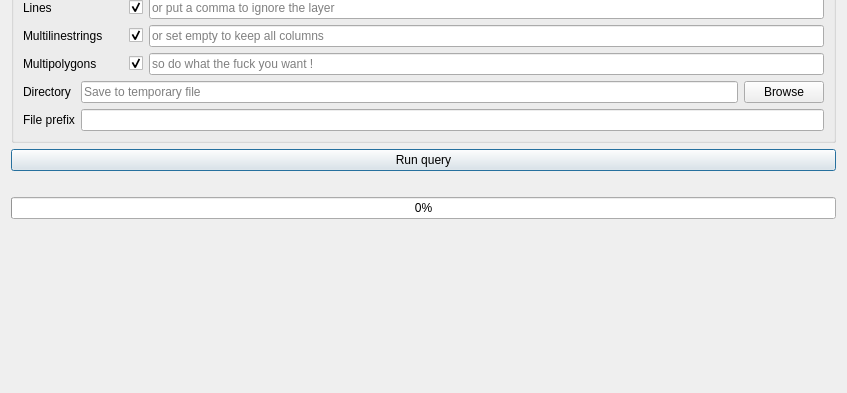
Old version of the form ui/my_queries.ui in the repository 3liz/QuickOSM; both pictures show x 0 to 847 and y 399 to 792 of the 847 by 792 pixel window.
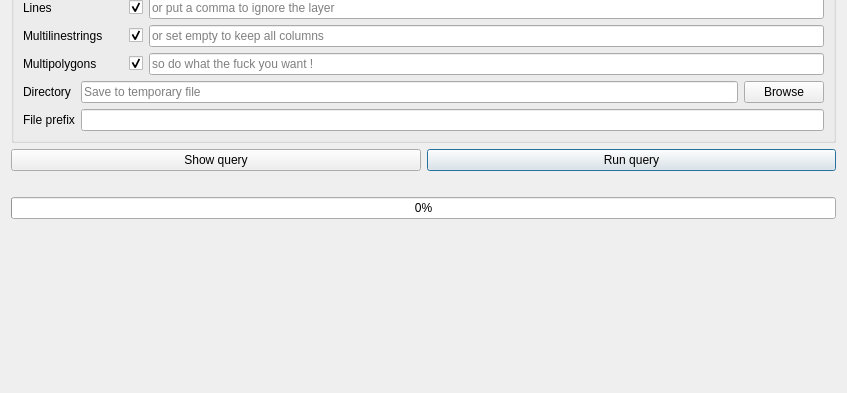
New version of the form. Icons and pictures are not drawn. Custom widgets are drawn as their Qt base class.

Commit message: show query in my_queries

Patch:
```diff
--- a/ui/my_queries.ui
+++ b/ui/my_queries.ui
@@ -299,6 +299,13 @@
      <property name="sizeConstraint">
       <enum>QLayout::SetMinimumSize</enum>
      </property>
+     <item>
+      <widget class="QPushButton" name="pushButton_showQuery">
+       <property name="text">
+        <string>Show query</string>
+       </property>
+      </widget>
+     </item>
      <item>
       <widget class="QPushButton" name="pushButton_runQuery">
        <property name="text">
```
The commit also changes 2 other files.
